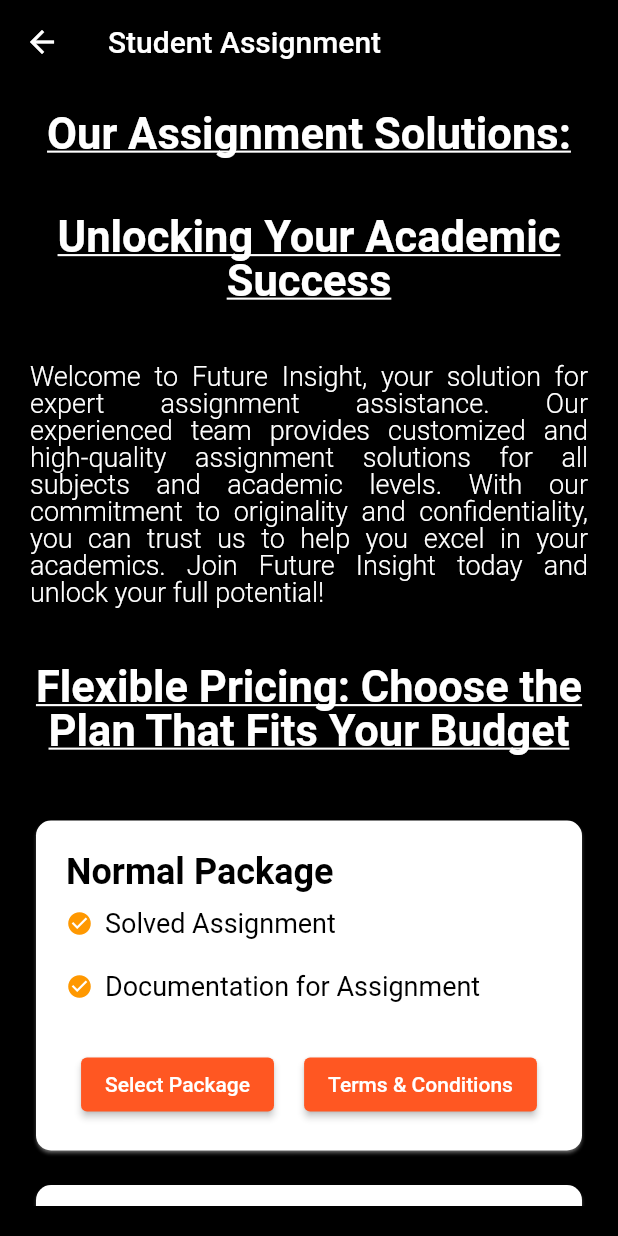
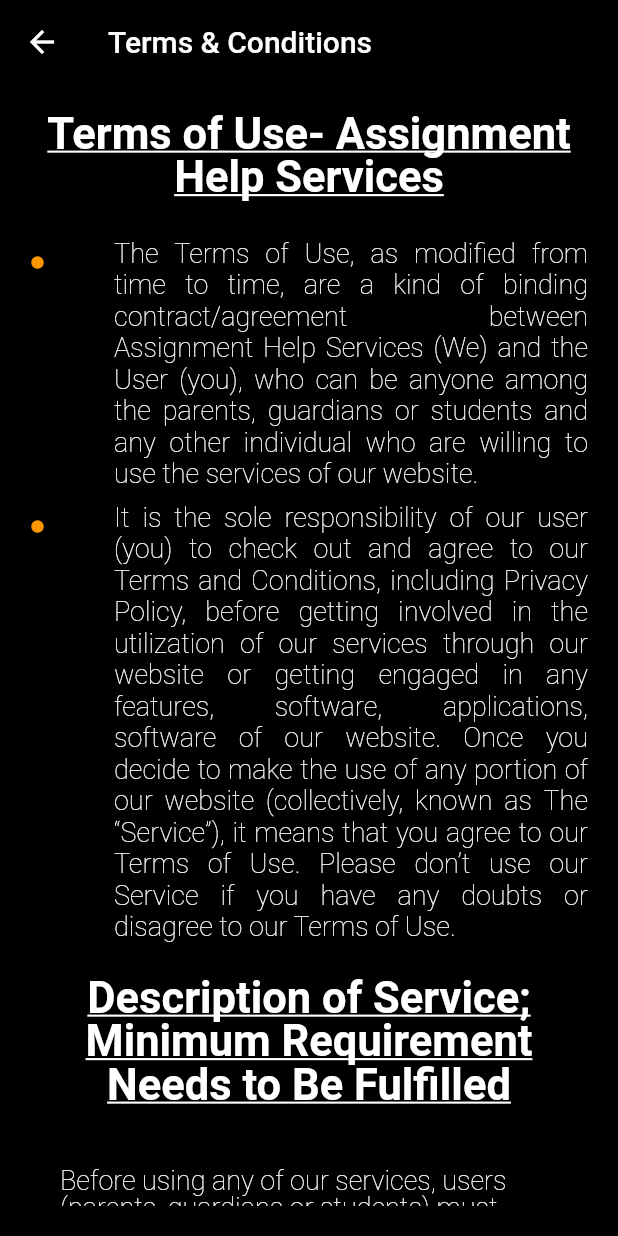
Before and after one commit to FutureInsightTech/InsightfulFlutterApp, a Flutter app: the assignemnt_service screen opened directly, after a tap on "Terms & Conditions", on a phone screen of 412 x 824 dp. Run offline on Flutter 3.47's test engine with Material 2 defaults, Android fonts, the light colour scheme and no system bars; our stand-ins replace animated_text_kit, google_nav_bar, lottie, page_transition; missing offline and left inert: contactus, flutter_inappwebview.

Commit message:
Terms & Conditions Page with Custom Widgets

```diff
--- a/lib/src/pages/terms-&-condition.dart
+++ b/lib/src/pages/terms-&-condition.dart
@@ -1,10 +1,93 @@
+// ignore: file_names
 import 'package:flutter/material.dart';
+import 'package:future_insight/src/widgets/AppBar/appbarbackbutton.dart';
+import 'package:future_insight/src/widgets/BulletPoint.dart';
+import 'package:future_insight/src/widgets/orderlist.dart';
+import 'package:future_insight/src/widgets/text_style_service.dart';
 
-class terms_conditions extends StatelessWidget {
-  const terms_conditions({super.key});
+class TermConditions extends StatefulWidget {
+  const TermConditions({Key? key}) : super(key: key);
 
   @override
+  State<TermConditions> createState() => _TermConditionsState();
+}
+
+class _TermConditionsState extends State<TermConditions> {
+  @override
   Widget build(BuildContext context) {
-    return const Placeholder();
+    return WillPopScope(
+      onWillPop: () async {
+        return Future.value(false);
+      },
+      child: Scaffold(
+        backgroundColor: Colors.black,
+        appBar: BackCustomAppBar(
+          title: "Terms & Conditions",
+        ),
+        body: Container(
+          child: Padding(
+            padding: const EdgeInsets.all(20),
+            child: ListView(
+              children: const [
+                Text(
+                  "Terms of Use- Assignment Help Services",
+                  style: CustomTextStyles.centeredTitleStyle,
+                  textAlign: TextAlign.center,
+                ),
+                SizedBox(height: 20),
+                BulletPoint(
+                    text:
+                        "The Terms of Use, as modified from time to time, are a kind of binding contract/agreement between Assignment Help Services (We) and the User (you), who can be anyone among the parents, guardians or students and any other individual who are willing to use the services of our website."),
+                BulletPoint(
+                    text:
+                        "It is the sole responsibility of our user (you) to check out and agree to our Terms and Conditions, including Privacy Policy, before getting involved in the utilization of our services through our website or getting engaged in any features, software, applications, software of our website. Once you decide to make the use of any portion of our website (collectively, known as The “Service”), it means that you agree to our Terms of Use. Please don’t use our Service if you have any doubts or disagree to our Terms of Use."),
+                SizedBox(height: 20),
+                Text(
+                  "Description of Service; Minimum Requirement Needs to Be Fulfilled",
+                  style: CustomTextStyles.centeredTitleStyle,
+                  textAlign: TextAlign.center,
+                ),
+                SizedBox(height: 20),
+                Padding(
+                  padding: EdgeInsets.all(20.0),
+                  child: Text(
+                    "Before using any of our services, users (parents, guardians or students) must agree with the conditions mentioned below:",
+                    style: CustomTextStyles.regularTextStyle,
+                  ),
+                ),
+                OrderedListItem(1,
+                    "If you are a student you should be at least 10 years of old. Being our user, it is important for you to be mature enough to your decision on your own while entering into any of our contracts."),
+                OrderedListItem(2,
+                    "The user engages into this contract on his/her own desires without being forced by anyone else."),
+                OrderedListItem(3,
+                    "Once an individual shows his/her interest in any of our products seen at our website on behalf of any entity or an organization, then he or she would take the complete responsibility of agreeing with all our Terms of conditions on behalf of that entity or an organization."),
+                OrderedListItem(4,
+                    "That user/individual must have a full understanding of Future Insight Contact Page’ Terms of Use, which are mentioned here at our website (future-insight.blog). He or she is highly advisable to read out the information mentioned on the page of Terms of Use before getting into our contract."),
+                SizedBox(height: 10),
+                Text(
+                  "Changes/Modifications to Service",
+                  style: CustomTextStyles.centeredTitleStyle,
+                  textAlign: TextAlign.center,
+                ),
+                Padding(
+                  padding: EdgeInsets.all(20.0),
+                  child: Text(
+                    "We at Future Insight also have the full authority to discontinue the service of our users (you) or stop them from accessing to our website without giving them any prior notice regarding the same. Our company has all the needful rights to make any changes or remove anything from the part of our services whenever we want, and, in this regard, we are not liable to inform our users by sending any kind of notice.",
+                    textAlign: TextAlign.justify,
+                    style: CustomTextStyles.regularTextStyle,
+                  ),
+                ),
+                SizedBox(height: 10),
+                Text(
+                  "Changes/Modifications to Service",
+                  style: CustomTextStyles.centeredTitleStyle,
+                  textAlign: TextAlign.center,
+                ),
+              ],
+            ),
+          ),
+        ),
+      ),
+    );
   }
 }
--- /dev/null
+++ b/lib/src/widgets/BulletPoint.dart
@@ -0,0 +1,29 @@
+import 'package:flutter/material.dart';
+
+class BulletPoint extends StatelessWidget {
+  final String text;
+
+  const BulletPoint({super.key, required this.text});
+
+  @override
+  Widget build(BuildContext context) {
+    return ListTile(
+      contentPadding: const EdgeInsets.symmetric(
+          horizontal: 0.0), // Adjust the padding here
+      leading: const Icon(
+        Icons.circle, // You can use a different bullet point icon if desired
+        color: Colors.orange,
+        size: 10, // Adjust the size of the bullet point
+      ),
+      title: Text(
+        text,
+        textAlign: TextAlign.justify,
+        style: const TextStyle(
+          color: Colors.white,
+          fontSize: 18,
+          fontWeight: FontWeight.w200,
+        ),
+      ),
+    );
+  }
+}
--- /dev/null
+++ b/lib/src/widgets/orderlist.dart
@@ -0,0 +1,48 @@
+// import 'package:flutter/material.dart';
+
+// class OrderedListItem extends StatelessWidget {
+//   final int number;
+//   final String text;
+
+//   const OrderedListItem(this.number, this.text, {super.key});
+
+//   @override
+//   Widget build(BuildContext context) {
+//     return ListTile(
+//       title: Text(
+//         '$number. $text', // Displays the item number and text
+//         textAlign: TextAlign.justify,
+//         style: const TextStyle(
+//             fontSize: 18.0, fontWeight: FontWeight.w200, color: Colors.white),
+//       ),
+//     );
+//   }
+// }
+
+import 'package:flutter/material.dart';
+
+class OrderedListItem extends StatelessWidget {
+  final int number;
+  final String text;
+
+  const OrderedListItem(this.number, this.text, {Key? key}) : super(key: key);
+
+  @override
+  Widget build(BuildContext context) {
+    return Padding(
+      padding: const EdgeInsets.symmetric(
+          vertical: 8.0, horizontal: 20.0), // Adjust padding as needed
+      child: ListTile(
+        title: Text(
+          '$number. $text', // Displays the item number and text
+          textAlign: TextAlign.justify,
+          style: const TextStyle(
+            fontSize: 18.0,
+            fontWeight: FontWeight.w200,
+            color: Colors.white,
+          ),
+        ),
+      ),
+    );
+  }
+}
--- a/lib/src/widgets/text_style_service.dart
+++ b/lib/src/widgets/text_style_service.dart
@@ -13,7 +13,7 @@
   static const TextStyle regularTextStyle = TextStyle(
     fontSize: 18,
     height: 1,
-    fontWeight: FontWeight.w300,
+    fontWeight: FontWeight.w200,
     color: Colors.white,
   );
 
```
Also changed, not shown: lib/src/pages/services/Assignment.dart (+140 -1 lines).
